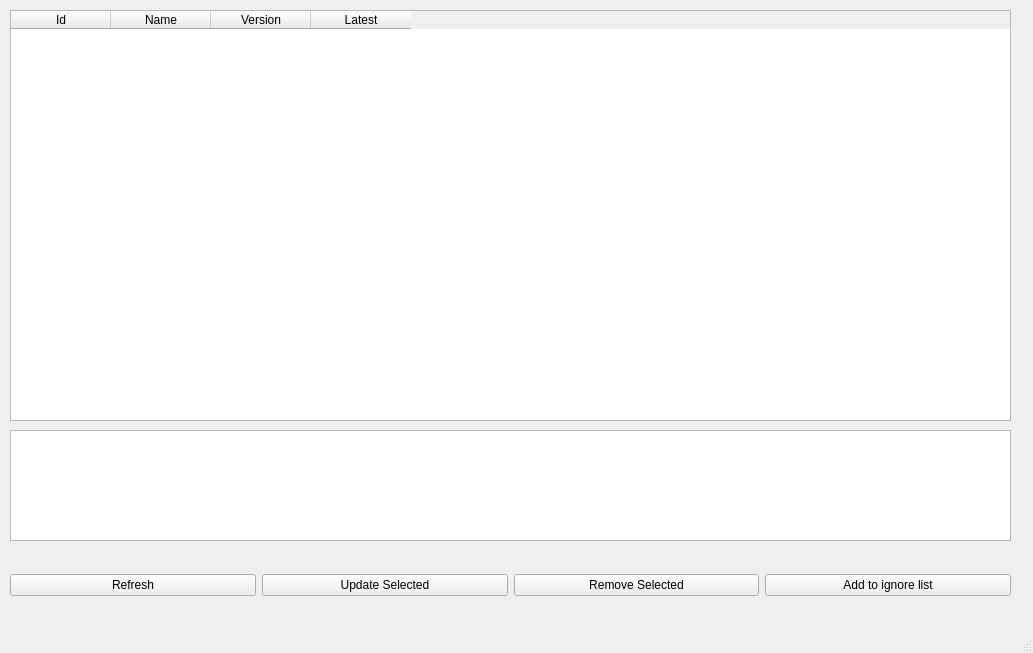
First picture: the form in main.ui, repository whitegl0w/winget-gui, before the edit.
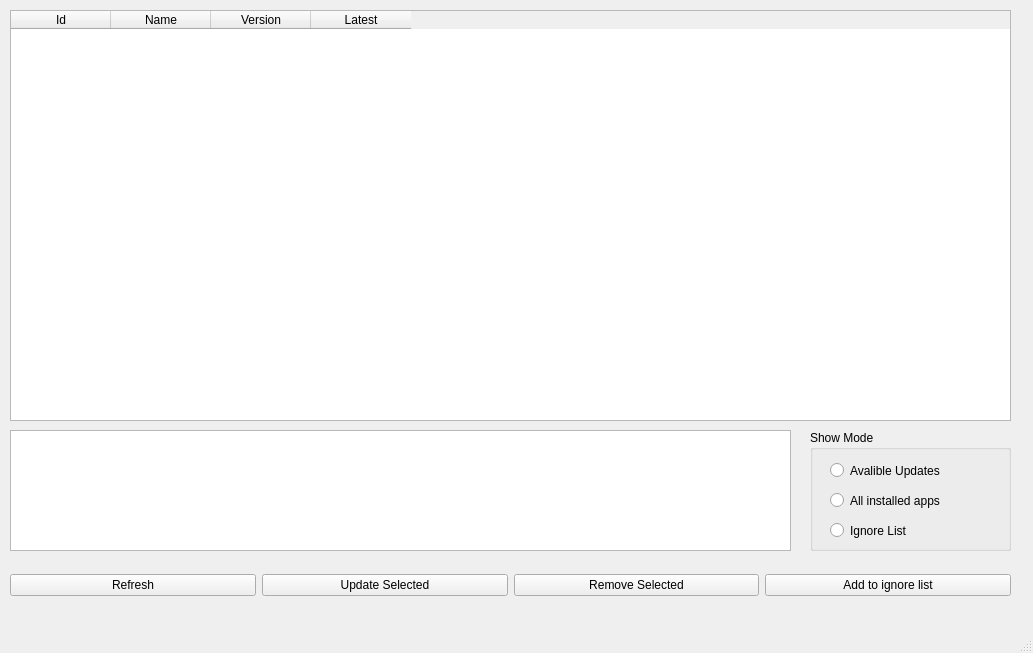
Second picture: the form after the edit.

The edit to the form file:
```diff
--- a/main.ui
+++ b/main.ui
@@ -19,8 +19,8 @@
      <rect>
       <x>10</x>
       <y>430</y>
-      <width>1001</width>
-      <height>111</height>
+      <width>781</width>
+      <height>121</height>
      </rect>
     </property>
    </widget>
@@ -97,6 +97,58 @@
      </item>
     </layout>
    </widget>
+   <widget class="QGroupBox" name="groupBox">
+    <property name="geometry">
+     <rect>
+      <x>810</x>
+      <y>430</y>
+      <width>201</width>
+      <height>121</height>
+     </rect>
+    </property>
+    <property name="title">
+     <string>Show Mode</string>
+    </property>
+    <widget class="QRadioButton" name="rb_updates">
+     <property name="geometry">
+      <rect>
+       <x>20</x>
+       <y>30</y>
+       <width>131</width>
+       <height>21</height>
+      </rect>
+     </property>
+     <property name="text">
+      <string>Avalible Updates</string>
+     </property>
+    </widget>
+    <widget class="QRadioButton" name="rb_installed">
+     <property name="geometry">
+      <rect>
+       <x>20</x>
+       <y>60</y>
+       <width>131</width>
+       <height>21</height>
+      </rect>
+     </property>
+     <property name="text">
+      <string>All installed apps</string>
+     </property>
+    </widget>
+    <widget class="QRadioButton" name="rb_ignore_list">
+     <property name="geometry">
+      <rect>
+       <x>20</x>
+       <y>90</y>
+       <width>104</width>
+       <height>21</height>
+      </rect>
+     </property>
+     <property name="text">
+      <string>Ignore List</string>
+     </property>
+    </widget>
+   </widget>
   </widget>
   <widget class="QMenuBar" name="menubar">
    <property name="geometry">
```
